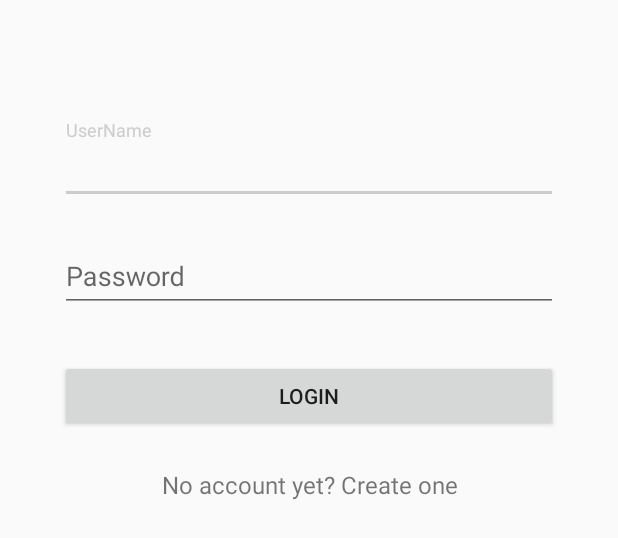
After one commit to riamon-v/Epicture-Java, an Android app: the layout activity_login.xml on its own in the app's theme, with its tools: preview values and no code run, on a phone screen of 412 x 824 dp. The commit adds this screen. Shown: the top 538 px of the screen. Run offline under Robolectric (Android 15) with nearby library versions, the phone set to English and light mode, and no system bars.

Commit message:
Connexion and Sign up Handling

```diff
--- /dev/null
+++ b/app/src/main/res/layout/activity_login.xml
@@ -0,0 +1,137 @@
+<LinearLayout xmlns:android="http://schemas.android.com/apk/res/android"
+    xmlns:tools="http://schemas.android.com/tools"
+    android:layout_width="match_parent"
+    android:layout_height="match_parent"
+    android:gravity="center_horizontal"
+    android:orientation="vertical"
+    android:paddingBottom="@dimen/activity_vertical_margin"
+    android:paddingLeft="@dimen/activity_horizontal_margin"
+    android:paddingRight="@dimen/activity_horizontal_margin"
+    android:paddingTop="@dimen/activity_vertical_margin"
+    tools:context="com.example.riamon_v.java_epicture_2017.SignLoginHandling.LoginActivity">
+
+    <!-- Login progress -->
+    <ProgressBar
+        android:id="@+id/login_progress"
+        style="?android:attr/progressBarStyleLarge"
+        android:layout_width="wrap_content"
+        android:layout_height="wrap_content"
+        android:layout_marginBottom="8dp"
+        android:visibility="gone" />
+
+    <ScrollView xmlns:android="http://schemas.android.com/apk/res/android"
+        android:layout_width="fill_parent"
+        android:layout_height="fill_parent"
+        android:fitsSystemWindows="true">
+
+        <LinearLayout
+            android:orientation="vertical"
+            android:layout_width="match_parent"
+            android:layout_height="wrap_content"
+            android:paddingTop="56dp"
+            android:paddingLeft="24dp"
+            android:paddingRight="24dp">
+
+
+            <!-- Email Label -->
+            <android.support.design.widget.TextInputLayout
+                android:layout_width="match_parent"
+                android:layout_height="wrap_content"
+                android:layout_marginTop="8dp"
+                android:layout_marginBottom="8dp">
+                <EditText android:id="@+id/userName"
+                    android:layout_width="match_parent"
+                    android:layout_height="wrap_content"
+                    android:inputType="textEmailAddress"
+                    android:hint="@string/prompt_userName" />
+            </android.support.design.widget.TextInputLayout>
+
+            <!-- Password Label -->
+            <android.support.design.widget.TextInputLayout
+                android:layout_width="match_parent"
+                android:layout_height="wrap_content"
+                android:layout_marginTop="8dp"
+                android:layout_marginBottom="8dp">
+                <EditText android:id="@+id/password"
+                    android:layout_width="match_parent"
+                    android:layout_height="wrap_content"
+                    android:inputType="textPassword"
+                    android:hint="@string/prompt_password"/>
+            </android.support.design.widget.TextInputLayout>
+
+            <android.support.v7.widget.AppCompatButton
+                android:id="@+id/btn_login"
+                android:layout_width="fill_parent"
+                android:layout_height="wrap_content"
+                android:layout_marginTop="24dp"
+                android:layout_marginBottom="24dp"
+                android:padding="12dp"
+                android:text="Login"/>
+
+            <TextView android:id="@+id/link_signup"
+                android:layout_width="fill_parent"
+                android:layout_height="wrap_content"
+                android:layout_marginBottom="24dp"
+                android:text="No account yet? Create one"
+                android:gravity="center"
+                android:textSize="16dip"/>
+
+        </LinearLayout>
+    </ScrollView>
+
+    <!--<ScrollView
+        android:id="@+id/login_form"
+        android:layout_width="match_parent"
+        android:layout_height="match_parent">
+
+        <LinearLayout
+            android:id="@+id/email_login_form"
+            android:layout_width="match_parent"
+            android:layout_height="wrap_content"
+            android:orientation="vertical">
+
+            <android.support.design.widget.TextInputLayout
+                android:layout_width="match_parent"
+                android:layout_height="wrap_content">
+
+                <EditText
+                    android:id="@+id/userName"
+                    android:layout_width="match_parent"
+                    android:layout_height="wrap_content"
+                    android:hint="@string/prompt_userName"
+                    android:inputType="textEmailAddress"
+                    android:maxLines="1"
+                    android:singleLine="true" />
+
+            </android.support.design.widget.TextInputLayout>
+
+            <android.support.design.widget.TextInputLayout
+                android:layout_width="match_parent"
+                android:layout_height="wrap_content">
+
+                <EditText
+                    android:id="@+id/password"
+                    android:layout_width="match_parent"
+                    android:layout_height="wrap_content"
+                    android:hint="@string/prompt_password"
+                    android:imeActionId="6"
+                    android:imeActionLabel="@string/action_sign_in_short"
+                    android:imeOptions="actionUnspecified"
+                    android:inputType="textPassword"
+                    android:maxLines="1"
+                    android:singleLine="true" />
+
+            </android.support.design.widget.TextInputLayout>
+
+            <Button
+                android:id="@+id/email_sign_in_button"
+                style="?android:textAppearanceSmall"
+                android:layout_width="match_parent"
+                android:layout_height="wrap_content"
+                android:layout_marginTop="16dp"
+                android:text="@string/action_sign_in"
+                android:textStyle="bold" />
+
+        </LinearLayout>
+    </ScrollView>-->
+</LinearLayout>
--- a/app/src/main/res/values/styles.xml
+++ b/app/src/main/res/values/styles.xml
@@ -3,9 +3,9 @@
     <!-- Base application theme. -->
     <style name="AppTheme" parent="Theme.AppCompat.Light.DarkActionBar">
         <!-- Customize your theme here. -->
-        <item name="colorPrimary">@color/colorPrimary</item>
-        <item name="colorPrimaryDark">@color/colorPrimaryDark</item>
-        <item name="colorAccent">@color/colorAccent</item>
+        <item name="colorPrimary">@color/primary</item>
+        <item name="colorPrimaryDark">@color/primary_dark</item>
+        <item name="colorAccent">@color/iron</item>
     </style>
 
     <style name="AppTheme.NoActionBar">
@@ -17,4 +17,26 @@
 
     <style name="AppTheme.PopupOverlay" parent="ThemeOverlay.AppCompat.Light" />
 
+    <style name="AppTheme.Dark" parent="Theme.AppCompat.NoActionBar">
+        <item name="colorPrimary">@color/primary</item>
+        <item name="colorPrimaryDark">@color/primary_dark</item>
+        <item name="colorAccent">@color/accent</item>
+
+        <item name="android:windowBackground">@color/primary</item>
+
+        <item name="colorControlNormal">@color/iron</item>
+        <item name="colorControlActivated">@color/white</item>
+        <item name="colorControlHighlight">@color/white</item>
+        <item name="android:textColorHint">@color/iron</item>
+
+        <item name="colorButtonNormal">@color/primary_darker</item>
+        <item name="android:colorButtonNormal">@color/primary_darker</item>
+    </style>
+
+    <style name="AppTheme.Dark.Dialog" parent="Theme.AppCompat.Dialog">
+        <item name="colorAccent">@color/white</item>
+        <item name="android:textColorPrimary">@color/iron</item>
+        <item name="android:background">@color/primary</item>
+    </style>
+
 </resources>
```
Also changed, not shown: app/src/main/java/com/example/riamon_v/java_epicture_2017/SignLoginHandling/LoginActivity.java (added, +200 -0 lines), app/src/main/java/com/example/riamon_v/java_epicture_2017/SignLoginHandling/SignupActivity.java (added, +132 -0 lines), app/src/main/res/layout/activity_signup.xml (added, +101 -0 lines), app/src/main/res/values/colors.xml (+15 -0 lines), app/src/main/res/values/strings.xml (+22 -1 lines).
